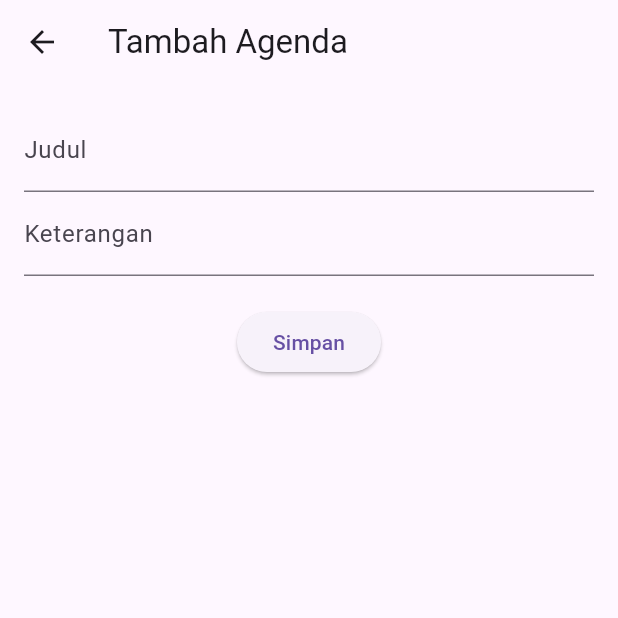
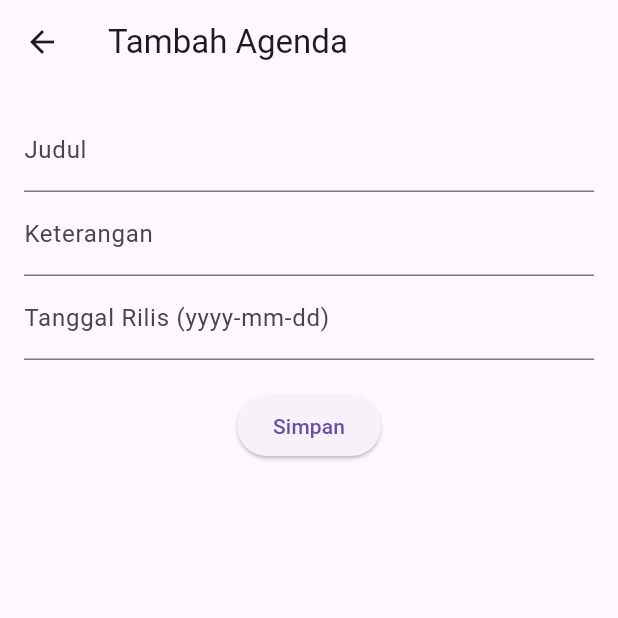
Before and after one commit to Zwush/praktikumandroid6m, a Flutter app: the screen it shows after launch, after a tap on the "add" icon, on a phone screen of 412 x 824 dp, the top half of it. Run offline on Flutter 3.47's test engine with Material 3 defaults, Android fonts, the phone set to English and light mode, and no system bars; our stand-ins replace dio; network calls fail.

```diff
--- a/lib/agenda.dart
+++ b/lib/agenda.dart
@@ -2,18 +2,28 @@ class Agenda {
   final int? id;
   final String judul;
   final String keterangan;
-
-  Agenda({this.id, required this.judul, required this.keterangan});
+  final String tanggalUpload;
+  Agenda({
+    this.id,
+    required this.judul,
+    required this.keterangan,
+    required this.tanggalUpload,
+  });
 
   factory Agenda.fromJson(Map<String, dynamic> json) {
     return Agenda(
       id: json['id'],
       judul: json['judul'],
       keterangan: json['keterangan'],
+      tanggalUpload: json['tanggal_upload'],
     );
   }
 
   Map<String, dynamic> toJson() {
-    return {'judul': judul, 'keterangan': keterangan};
+    return {
+      'judul': judul,
+      'keterangan': keterangan,
+      'tanggal_upload': tanggalUpload,
+    };
   }
 }
--- a/lib/agenda_form.dart
+++ b/lib/agenda_form.dart
@@ -14,6 +14,7 @@ class _AgendaFormState extends State<AgendaForm> {
   final _formKey = GlobalKey<FormState>();
   final _judul = TextEditingController();
   final _ket = TextEditingController();
+  final _date = TextEditingController();
   final _service = AgendaService();
 
   @override
@@ -22,6 +23,7 @@ class _AgendaFormState extends State<AgendaForm> {
     if (widget.agenda != null) {
       _judul.text = widget.agenda!.judul;
       _ket.text = widget.agenda!.keterangan;
+      _date.text = widget.agenda!.tanggalUpload;
     }
   }
 
@@ -31,6 +33,7 @@ class _AgendaFormState extends State<AgendaForm> {
         id: widget.agenda?.id,
         judul: _judul.text,
         keterangan: _ket.text,
+        tanggalUpload: _date.text,
       );
       try {
         if (widget.agenda == null) {
@@ -69,6 +72,15 @@ class _AgendaFormState extends State<AgendaForm> {
                 controller: _ket,
                 decoration: const InputDecoration(labelText: 'Keterangan'),
               ),
+              TextFormField(
+                controller: _date,
+                decoration: const InputDecoration(
+                  labelText: 'Tanggal Rilis (yyyy-mm-dd)',
+                ),
+                validator: (v) => v == null || v.isEmpty || v.length < 10
+                    ? 'Format Tanggal yyyy-mm-dd'
+                    : null,
+              ),
               const SizedBox(height: 20),
               ElevatedButton(onPressed: _submit, child: const Text('Simpan')),
             ],
--- a/lib/agenda_list.dart
+++ b/lib/agenda_list.dart
@@ -34,7 +34,7 @@ class _AgendaListState extends State<AgendaList> {
   @override
   Widget build(BuildContext context) {
     return Scaffold(
-      appBar: AppBar(title: const Text('Agenda')),
+      appBar: AppBar(title: const Text('Main Form')),
       body: FutureBuilder<List<Agenda>>(
         future: _agendaList,
         builder: (context, snapshot) {
@@ -45,8 +45,14 @@ class _AgendaListState extends State<AgendaList> {
               itemBuilder: (_, i) {
                 final item = data[i];
                 return ListTile(
-                  title: Text(item.judul),
-                  subtitle: Text(item.keterangan),
+                  title: Text("Judul: " + item.judul),
+                  subtitle: Column(
+                    children: [
+                      Text("Keterangn: " + item.keterangan),
+                      Text("Tanggal Rilis: " + item.tanggalUpload),
+                    ],
+                    crossAxisAlignment: CrossAxisAlignment.start,
+                  ),
                   trailing: Row(
                     mainAxisSize: MainAxisSize.min,
                     children: [
```
